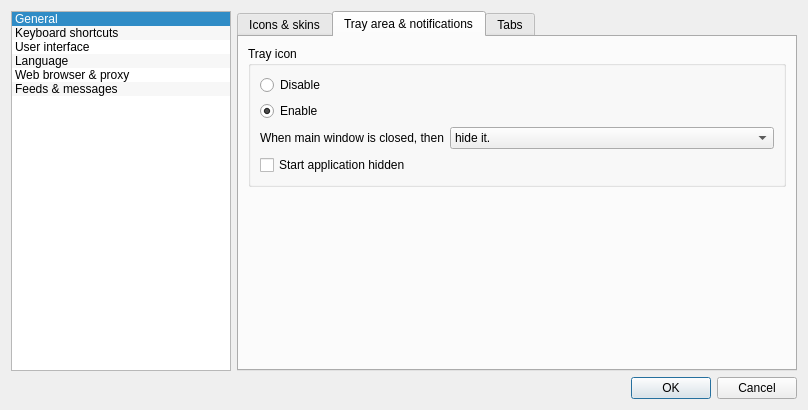
Before: the Qt Designer form src/gui/formsettings.ui in martinrotter/rssguard, drawn with Qt 5.
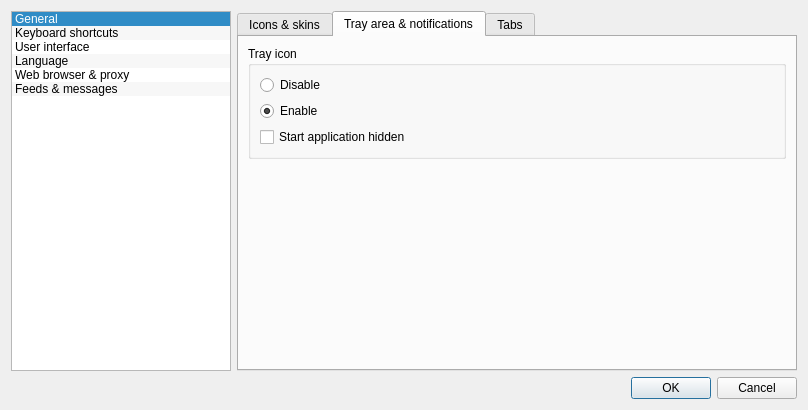
After: the same form once the commit is applied. The open tabs and pages were chosen to show the change. Custom widgets are drawn as their Qt base class.

Diff of the .ui file:
```diff
--- a/src/gui/formsettings.ui
+++ b/src/gui/formsettings.ui
@@ -216,6 +216,9 @@
               <string>Tray icon</string>
              </property>
              <layout class="QFormLayout" name="formLayout_2">
+              <property name="fieldGrowthPolicy">
+               <enum>QFormLayout::ExpandingFieldsGrow</enum>
+              </property>
               <item row="0" column="0" colspan="2">
                <widget class="QRadioButton" name="m_radioTrayOff">
                 <property name="text">
@@ -233,28 +236,7 @@
                 </property>
                </widget>
               </item>
-              <item row="2" column="0">
-               <widget class="QLabel" name="m_lblTrayClose">
-                <property name="text">
-                 <string>When main window is closed, then</string>
-                </property>
-               </widget>
-              </item>
-              <item row="2" column="1">
-               <widget class="QComboBox" name="m_cmbTrayClose">
-                <item>
-                 <property name="text">
-                  <string>hide it.</string>
-                 </property>
-                </item>
-                <item>
-                 <property name="text">
-                  <string>quit the application.</string>
-                 </property>
-                </item>
-               </widget>
-              </item>
-              <item row="3" column="0" colspan="2">
+              <item row="2" column="0" colspan="2">
                <widget class="QCheckBox" name="m_checkHidden">
                 <property name="text">
                  <string>Start application hidden</string>
```
Left out of the diff: 40 changed lines with no effect on the pictures.
